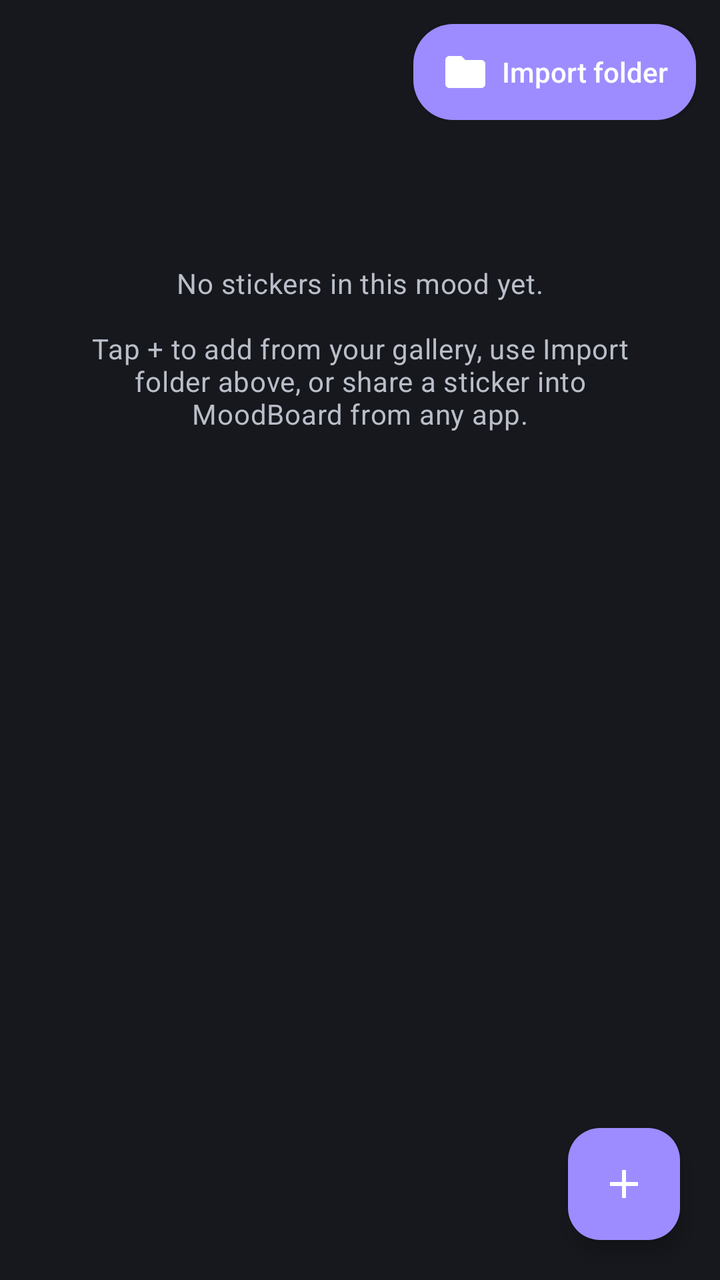
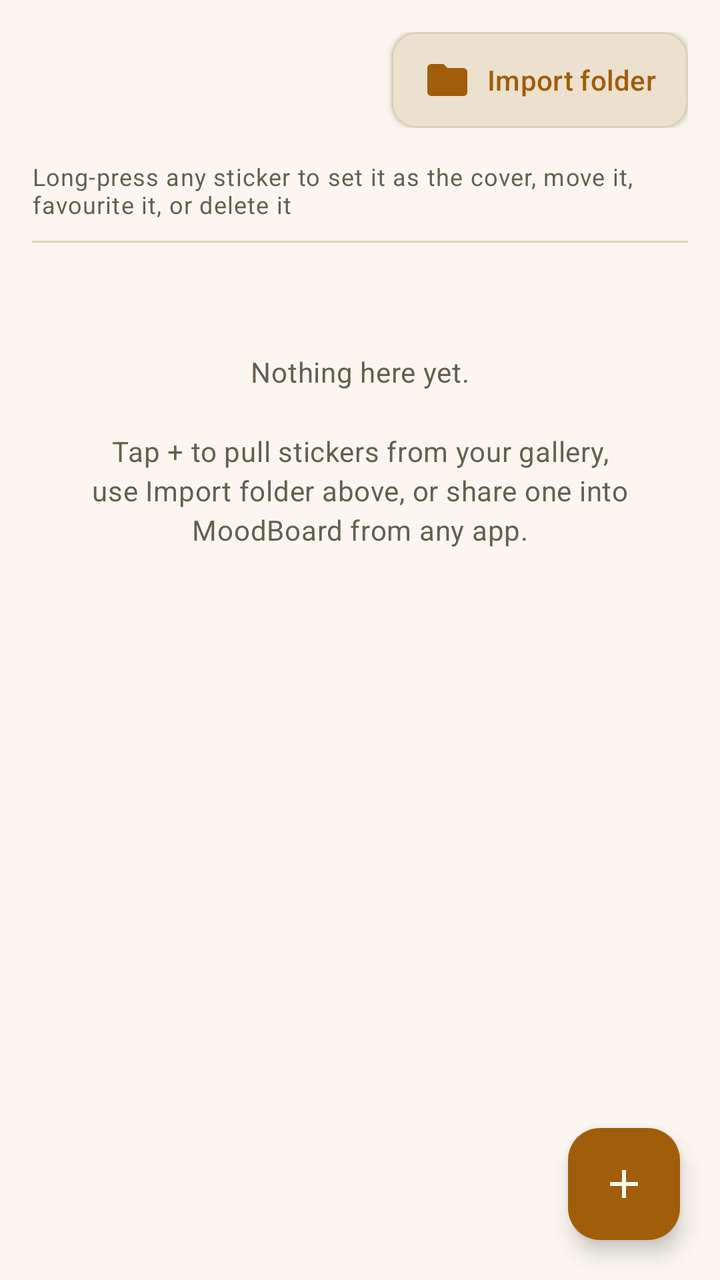

The first picture is an Android layout as it rendered before a commit; the second is the same layout after the commit. The layout source and the unified diff follow.
<!-- AndroidManifest.xml: application theme Theme.MoodBoard -->
<!-- res/layout/activity_mood_stickers.xml -->
<?xml version="1.0" encoding="utf-8"?>
<RelativeLayout xmlns:android="http://schemas.android.com/apk/res/android"
    xmlns:app="http://schemas.android.com/apk/res-auto"
    android:layout_width="match_parent"
    android:layout_height="match_parent"
    android:background="@color/kb_background">

    <LinearLayout
        android:id="@+id/header"
        android:layout_width="match_parent"
        android:layout_height="wrap_content"
        android:orientation="horizontal"
        android:gravity="center_vertical"
        android:padding="12dp">

        <TextView
            android:id="@+id/moodTitleText"
            android:layout_width="0dp"
            android:layout_height="wrap_content"
            android:layout_weight="1"
            android:textColor="@color/kb_text"
            android:textAppearance="?attr/textAppearanceTitleMedium" />

        <Button
            android:id="@+id/btnImportFolder"
            android:layout_width="wrap_content"
            android:layout_height="wrap_content"
            android:background="@drawable/mood_btn_bg"
            android:paddingStart="14dp"
            android:paddingEnd="14dp"
            android:paddingTop="10dp"
            android:paddingBottom="10dp"
            android:drawableStart="@drawable/ic_folder"
            android:drawableTint="@color/white"
            android:drawablePadding="6dp"
            android:text="@string/btn_import_folder_short"
            android:textAllCaps="false"
            android:textColor="@color/white" />
    </LinearLayout>

    <TextView
        android:id="@+id/emptyLabel"
        android:layout_width="wrap_content"
        android:layout_height="wrap_content"
        android:layout_below="@id/header"
        android:layout_centerHorizontal="true"
        android:layout_marginTop="60dp"
        android:gravity="center"
        android:paddingStart="32dp"
        android:paddingEnd="32dp"
        android:text="@string/mood_empty_state"
        android:textColor="@color/kb_text_muted"
        android:textAppearance="?attr/textAppearanceBodyMedium" />

    <androidx.recyclerview.widget.RecyclerView
        android:id="@+id/stickerGrid"
        android:layout_width="match_parent"
        android:layout_height="match_parent"
        android:layout_below="@id/header"
        android:padding="6dp" />

    <ProgressBar
        android:id="@+id/progress"
        android:layout_width="wrap_content"
        android:layout_height="wrap_content"
        android:layout_centerInParent="true"
        android:visibility="gone" />

    <com.google.android.material.floatingactionbutton.FloatingActionButton
        android:id="@+id/fabAdd"
        android:layout_width="wrap_content"
        android:layout_height="wrap_content"
        android:layout_alignParentBottom="true"
        android:layout_alignParentEnd="true"
        android:layout_margin="20dp"
        android:contentDescription="@string/add_sticker"
        app:backgroundTint="@color/kb_accent"
        app:srcCompat="@drawable/ic_add"
        app:tint="@color/white" />
</RelativeLayout>
<!-- resources referenced by this layout -->
<resources>
  <color name="kb_accent">@color/md_primary</color>
  <color name="kb_background">@color/md_surface</color>
  <color name="kb_text">@color/md_on_surface</color>
  <color name="kb_text_muted">@color/md_on_surface_variant</color>
  <color name="white">#FFFFFFFF</color>
  <!-- drawable ic_add (drawable) -->
  <vector xmlns:android="http://schemas.android.com/apk/res/android"
      android:width="24dp"
      android:height="24dp"
      android:viewportWidth="24"
      android:viewportHeight="24"
      android:tint="?attr/colorControlNormal">
      <path
          android:fillColor="@android:color/white"
          android:pathData="M19,13h-6v6h-2v-6H5v-2h6V5h2v6h6v2z"/>
  </vector>
  <!-- drawable mood_btn_bg (drawable) -->
  <selector xmlns:android="http://schemas.android.com/apk/res/android">
      <item android:state_pressed="true"><shape android:shape="rectangle"><solid android:color="#FF6A48F0"/><corners android:radius="20dp"/></shape></item>
      <item><shape android:shape="rectangle"><solid android:color="@color/kb_accent"/><corners android:radius="20dp"/></shape></item>
  </selector>
  <string name="add_sticker">Add sticker from gallery</string>
  <string name="btn_import_folder_short">Import folder</string>
  <string name="mood_empty_state">No stickers in this mood yet.\n\nTap + to add from your gallery, use Import folder above, or share a sticker into MoodBoard from any app.</string>
  <color name="md_primary">#FF9C8CFF</color>
  <color name="md_surface">#FF16181D</color>
  <color name="md_on_surface">#FFE7E7EC</color>
  <color name="md_on_surface_variant">#FFB9BEC9</color>
  <color name="md_on_primary">#FF2B1F66</color>
  <color name="md_primary_container">#FF483A99</color>
  <color name="md_on_primary_container">#FFE4DEFF</color>
  <color name="md_secondary">#FFC7C0DD</color>
  <color name="md_on_secondary">#FF302B49</color>
  <color name="md_surface_variant">#FF2B2F38</color>
  <color name="md_outline">#FF8A909C</color>
  <color name="md_outline_variant">#FF3A3F4B</color>
  <color name="md_error">#FFFF6B6B</color>
  <color name="md_on_error">#FF2B0A0A</color>
  <style name="ShapeAppearance.MoodBoard.Small" parent="ShapeAppearance.Material3.SmallComponent">
          <item name="cornerSize">8dp</item>
      </style>
  <style name="ShapeAppearance.MoodBoard.Medium" parent="ShapeAppearance.Material3.MediumComponent">
          <item name="cornerSize">12dp</item>
      </style>
  <!-- unchanged entries left out for length: 2 -->
</resources>

<!-- the commit's change to res/layout/activity_mood_stickers.xml (unified diff, before → after) -->
@@ -11,7 +11,7 @@
         android:layout_height="wrap_content"
         android:orientation="horizontal"
         android:gravity="center_vertical"
-        android:padding="12dp">
+        android:padding="16dp">
 
         <TextView
             android:id="@+id/moodTitleText"
@@ -19,45 +19,58 @@
             android:layout_height="wrap_content"
             android:layout_weight="1"
             android:textColor="@color/kb_text"
-            android:textAppearance="?attr/textAppearanceTitleMedium" />
+            android:textAppearance="?attr/textAppearanceTitleLarge" />
 
         <Button
             android:id="@+id/btnImportFolder"
+            style="@style/SetupButtonSecondary"
             android:layout_width="wrap_content"
-            android:layout_height="wrap_content"
-            android:background="@drawable/mood_btn_bg"
-            android:paddingStart="14dp"
-            android:paddingEnd="14dp"
-            android:paddingTop="10dp"
-            android:paddingBottom="10dp"
+            android:layout_marginTop="0dp"
             android:drawableStart="@drawable/ic_folder"
-            android:drawableTint="@color/white"
-            android:drawablePadding="6dp"
-            android:text="@string/btn_import_folder_short"
-            android:textAllCaps="false"
-            android:textColor="@color/white" />
+            android:text="@string/btn_import_folder_short" />
     </LinearLayout>
+
+    
+    <TextView
+        android:id="@+id/moodHintText"
+        android:layout_width="match_parent"
+        android:layout_height="wrap_content"
+        android:layout_below="@id/header"
+        android:paddingStart="16dp"
+        android:paddingEnd="16dp"
+        android:paddingBottom="10dp"
+        android:text="@string/mood_stickers_hint"
+        android:textColor="@color/kb_text_muted"
+        android:textAppearance="?attr/textAppearanceBodySmall" />
+
+    <View
+        style="@style/SetupDivider"
+        android:layout_below="@id/moodHintText"
+        android:layout_marginStart="16dp"
+        android:layout_marginEnd="16dp" />
 
     <TextView
         android:id="@+id/emptyLabel"
         android:layout_width="wrap_content"
         android:layout_height="wrap_content"
-        android:layout_below="@id/header"
+        android:layout_below="@id/moodHintText"
         android:layout_centerHorizontal="true"
-        android:layout_marginTop="60dp"
+        android:layout_marginTop="56dp"
         android:gravity="center"
         android:paddingStart="32dp"
         android:paddingEnd="32dp"
         android:text="@string/mood_empty_state"
         android:textColor="@color/kb_text_muted"
-        android:textAppearance="?attr/textAppearanceBodyMedium" />
+        android:textAppearance="?attr/textAppearanceBodyMedium"
+        android:lineSpacingMultiplier="1.2" />
 
     <androidx.recyclerview.widget.RecyclerView
         android:id="@+id/stickerGrid"
         android:layout_width="match_parent"
         android:layout_height="match_parent"
-        android:layout_below="@id/header"
-        android:padding="6dp" />
+        android:layout_below="@id/moodHintText"
+        android:clipToPadding="false"
+        android:padding="10dp" />
 
     <ProgressBar
         android:id="@+id/progress"
@@ -76,5 +89,5 @@
         android:contentDescription="@string/add_sticker"
         app:backgroundTint="@color/kb_accent"
         app:srcCompat="@drawable/ic_add"
-        app:tint="@color/white" />
+        app:tint="@color/md_on_primary" />
 </RelativeLayout>
<!-- resource entries referenced after the edit -->
@@ -4,7 +4,6 @@
   <color name="kb_background">@color/md_surface</color>
   <color name="kb_text">@color/md_on_surface</color>
   <color name="kb_text_muted">@color/md_on_surface_variant</color>
-  <color name="white">#FFFFFFFF</color>
   <!-- drawable ic_add (drawable) -->
   <vector xmlns:android="http://schemas.android.com/apk/res/android"
       android:width="24dp"
@@ -16,34 +15,68 @@
           android:fillColor="@android:color/white"
           android:pathData="M19,13h-6v6h-2v-6H5v-2h6V5h2v6h6v2z"/>
   </vector>
-  <!-- drawable mood_btn_bg (drawable) -->
-  <selector xmlns:android="http://schemas.android.com/apk/res/android">
-      <item android:state_pressed="true"><shape android:shape="rectangle"><solid android:color="#FF6A48F0"/><corners android:radius="20dp"/></shape></item>
-      <item><shape android:shape="rectangle"><solid android:color="@color/kb_accent"/><corners android:radius="20dp"/></shape></item>
-  </selector>
   <string name="add_sticker">Add sticker from gallery</string>
   <string name="btn_import_folder_short">Import folder</string>
-  <string name="mood_empty_state">No stickers in this mood yet.\n\nTap + to add from your gallery, use Import folder above, or share a sticker into MoodBoard from any app.</string>
-  <color name="md_primary">#FF9C8CFF</color>
-  <color name="md_surface">#FF16181D</color>
-  <color name="md_on_surface">#FFE7E7EC</color>
-  <color name="md_on_surface_variant">#FFB9BEC9</color>
-  <color name="md_on_primary">#FF2B1F66</color>
-  <color name="md_primary_container">#FF483A99</color>
-  <color name="md_on_primary_container">#FFE4DEFF</color>
-  <color name="md_secondary">#FFC7C0DD</color>
-  <color name="md_on_secondary">#FF302B49</color>
-  <color name="md_surface_variant">#FF2B2F38</color>
-  <color name="md_outline">#FF8A909C</color>
-  <color name="md_outline_variant">#FF3A3F4B</color>
-  <color name="md_error">#FFFF6B6B</color>
-  <color name="md_on_error">#FF2B0A0A</color>
+  <string name="mood_empty_state">Nothing here yet.\n\nTap + to pull stickers from your gallery, use Import folder above, or share one into MoodBoard from any app.</string>
+  <string name="mood_stickers_hint">Long-press any sticker to set it as the cover, move it, favourite it, or delete it</string>
+  <style name="SetupButtonSecondary">
+          <item name="android:layout_width">match_parent</item>
+          <item name="android:layout_height">wrap_content</item>
+          <item name="android:layout_marginTop">8dp</item>
+          <item name="android:background">@drawable/btn_secondary_bg</item>
+          <item name="android:textColor">@color/kb_accent</item>
+          <item name="android:textAllCaps">false</item>
+          <item name="android:textAppearance">?attr/textAppearanceLabelLarge</item>
+          <item name="android:paddingTop">11dp</item>
+          <item name="android:paddingBottom">11dp</item>
+          <item name="android:paddingStart">16dp</item>
+          <item name="android:paddingEnd">16dp</item>
+          <item name="android:drawableTint">@color/kb_accent</item>
+          <item name="android:drawablePadding">8dp</item>
+      </style>
+  <style name="SetupDivider">
+          <item name="android:layout_width">match_parent</item>
+          <item name="android:layout_height">1dp</item>
+          <item name="android:background">@color/md_outline_variant</item>
+      </style>
+  <color name="md_primary">#FFA15D0A</color>
+  <color name="md_surface">#FFFBF7F0</color>
+  <color name="md_on_surface">#FF241C12</color>
+  <color name="md_on_surface_variant">#FF6B5D4C</color>
+  <!-- drawable btn_secondary_bg (drawable) -->
+  <selector xmlns:android="http://schemas.android.com/apk/res/android">
+      <item android:state_pressed="true">
+          <shape android:shape="rectangle">
+              <solid android:color="@color/md_surface_variant"/>
+              <corners android:radius="12dp"/>
+              <stroke android:width="1dp" android:color="@color/md_outline"/>
+          </shape>
+      </item>
+      <item>
+          <shape android:shape="rectangle">
+              <solid android:color="@color/md_surface_container_high"/>
+              <corners android:radius="12dp"/>
+              <stroke android:width="1dp" android:color="@color/md_outline_variant"/>
+          </shape>
+      </item>
+  </selector>
+  <color name="md_on_primary">#FFFFFBF3</color>
+  <color name="md_primary_container">#FFFBE4C0</color>
+  <color name="md_on_primary_container">#FF5A3400</color>
+  <color name="md_secondary">#FF8A5A22</color>
+  <color name="md_on_secondary">#FFFFFBF3</color>
+  <color name="md_surface_variant">#FFF0E6D6</color>
+  <color name="md_outline">#FFA6957C</color>
+  <color name="md_outline_variant">#FFDED0BA</color>
+  <color name="md_error">#FFC22F35</color>
+  <color name="md_on_error">#FFFFFBF3</color>
   <style name="ShapeAppearance.MoodBoard.Small" parent="ShapeAppearance.Material3.SmallComponent">
           <item name="cornerSize">8dp</item>
       </style>
   <style name="ShapeAppearance.MoodBoard.Medium" parent="ShapeAppearance.Material3.MediumComponent">
           <item name="cornerSize">12dp</item>
       </style>
+  <color name="md_surface_container_high">#FFECE1CE</color>
   <!-- unchanged entries left out for length: 2 -->
 </resources>
 
